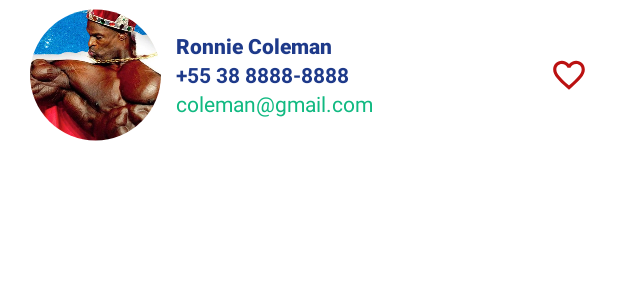
After one commit to phmotad/App-Contatos, an Android app: the layout item_contato.xml on its own in the app's theme, with its tools: preview values and no code run, on a phone screen of 412 x 824 dp. The commit adds this screen. Shown: the top 300 px of the screen. Run offline under Robolectric (Android 15) with nearby library versions, the light colour scheme and no system bars.

Commit message:
Realizada a criação de uma lista de contatos utilizando Recycler View, o botão de favorito apresenta um bug que sera validado.

```diff
--- a/app/build.gradle.kts
+++ b/app/build.gradle.kts
@@ -41,4 +41,5 @@ dependencies {
     implementation("com.google.firebase:firebase-analytics")
     implementation("com.google.firebase:firebase-database")
     implementation("com.google.firebase:firebase-auth")
+    implementation ("de.hdodenhof:circleimageview:3.1.0")
 }
--- /dev/null
+++ b/app/src/main/res/drawable/baseline_favorite_24.xml
@@ -0,0 +1,5 @@
+<vector android:height="24dp" android:tint="#BB1111"
+    android:viewportHeight="24" android:viewportWidth="24"
+    android:width="24dp" xmlns:android="http://schemas.android.com/apk/res/android">
+    <path android:fillColor="@android:color/white" android:pathData="M12,21.35l-1.45,-1.32C5.4,15.36 2,12.28 2,8.5 2,5.42 4.42,3 7.5,3c1.74,0 3.41,0.81 4.5,2.09C13.09,3.81 14.76,3 16.5,3 19.58,3 22,5.42 22,8.5c0,3.78 -3.4,6.86 -8.55,11.54L12,21.35z"/>
+</vector>
--- /dev/null
+++ b/app/src/main/res/drawable/baseline_favorite_border_24.xml
@@ -0,0 +1,5 @@
+<vector android:height="24dp" android:tint="#BB1111"
+    android:viewportHeight="24" android:viewportWidth="24"
+    android:width="24dp" xmlns:android="http://schemas.android.com/apk/res/android">
+    <path android:fillColor="@android:color/white" android:pathData="M16.5,3c-1.74,0 -3.41,0.81 -4.5,2.09C10.91,3.81 9.24,3 7.5,3 4.42,3 2,5.42 2,8.5c0,3.78 3.4,6.86 8.55,11.54L12,21.35l1.45,-1.32C18.6,15.36 22,12.28 22,8.5 22,5.42 19.58,3 16.5,3zM12.1,18.55l-0.1,0.1 -0.1,-0.1C7.14,14.24 4,11.39 4,8.5 4,6.5 5.5,5 7.5,5c1.54,0 3.04,0.99 3.57,2.36h1.87C13.46,5.99 14.96,5 16.5,5c2,0 3.5,1.5 3.5,3.5 0,2.89 -3.14,5.74 -7.9,10.05z"/>
+</vector>
--- a/app/src/main/res/layout/activity_main.xml
+++ b/app/src/main/res/layout/activity_main.xml
@@ -62,7 +62,7 @@
         app:layout_constraintEnd_toEndOf="@+id/toolbar"
         app:srcCompat="@drawable/baseline_logout_24" />
 
-    <ListView
+    <androidx.recyclerview.widget.RecyclerView
         android:id="@+id/lstTarefas"
         android:layout_width="409dp"
         android:layout_height="400dp"
--- /dev/null
+++ b/app/src/main/res/layout/item_contato.xml
@@ -0,0 +1,66 @@
+<?xml version="1.0" encoding="utf-8"?>
+<LinearLayout
+    xmlns:android="http://schemas.android.com/apk/res/android"
+    xmlns:app="http://schemas.android.com/apk/res-auto"
+    xmlns:tools="http://schemas.android.com/tools"
+    android:layout_width="match_parent"
+    android:orientation="horizontal"
+    android:layout_height="100dp">
+
+    <de.hdodenhof.circleimageview.CircleImageView
+        xmlns:app="http://schemas.android.com/apk/res-auto"
+        android:id="@+id/imgPerfil"
+        android:layout_width="match_parent"
+        android:layout_height="match_parent"
+        android:src="@drawable/banner_blog_1_scaled_jpg"
+        android:layout_marginLeft="20dp"
+        android:layout_weight="2"/>
+
+    <LinearLayout
+        android:layout_width="match_parent"
+        android:layout_height="match_parent"
+        android:layout_weight="1"
+        android:gravity="center"
+        android:orientation="vertical">
+
+        <TextView
+            android:id="@+id/txtNomeContato"
+            android:layout_width="match_parent"
+            android:layout_height="wrap_content"
+            android:fontFamily="sans-serif-black"
+            android:text="Ronnie Coleman"
+            android:layout_marginStart="10dp"
+            android:layout_marginEnd="10dp"
+            android:textColor="@color/azulEscuro" />
+
+        <TextView
+            android:id="@+id/txtFoneContato"
+            android:layout_width="match_parent"
+            android:layout_height="wrap_content"
+            android:text="+55 38 8888-8888"
+            android:textColor="@color/azulEscuro"
+            android:layout_marginStart="10dp"
+            android:layout_marginEnd="10dp"
+            android:textStyle="bold" />
+
+        <TextView
+            android:id="@+id/txtEmailContato"
+            android:layout_width="match_parent"
+            android:layout_height="wrap_content"
+            android:text="coleman@gmail.com"
+            android:layout_marginStart="10dp"
+            android:layout_marginEnd="10dp"
+            android:textColor="@color/verdeLimao" />
+
+    </LinearLayout>
+
+    <ImageView
+        android:id="@+id/imgFavoriteContato"
+        android:layout_width="match_parent"
+        android:layout_height="match_parent"
+        android:layout_weight="2.4"
+        android:layout_marginRight="20dp"
+        app:srcCompat="@drawable/baseline_favorite_border_24" />
+
+
+</LinearLayout>
```
Also changed, not shown: app/src/main/java/br/com/victall/projetoph/activity/MainActivity.java (+14 -7 lines), app/src/main/java/br/com/victall/projetoph/model/Contato.java (added, +49 -0 lines), app/src/main/java/br/com/victall/projetoph/model/ContatoAdapter.java (added, +73 -0 lines).
